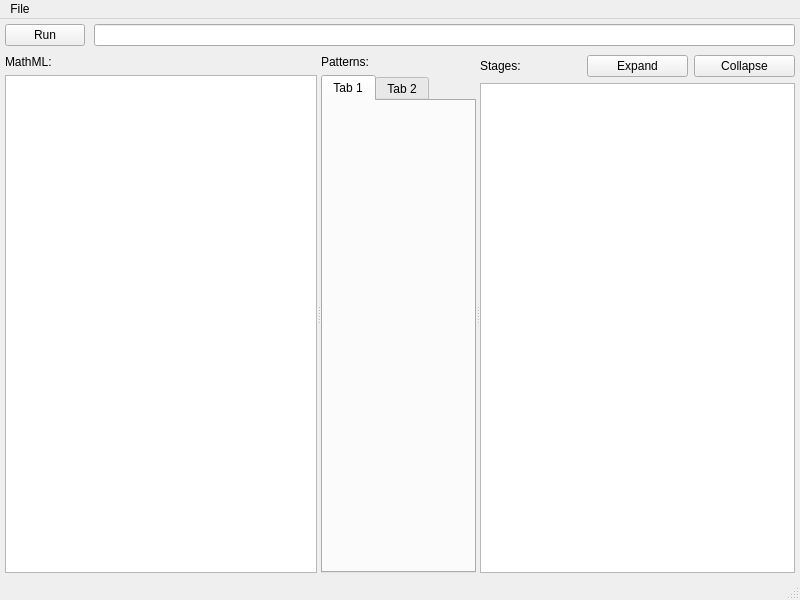
The window that src/forms/math_dev_env.ui (DinoZAR/CentralAccessReader) describes before a commit, drawn with Qt 5.
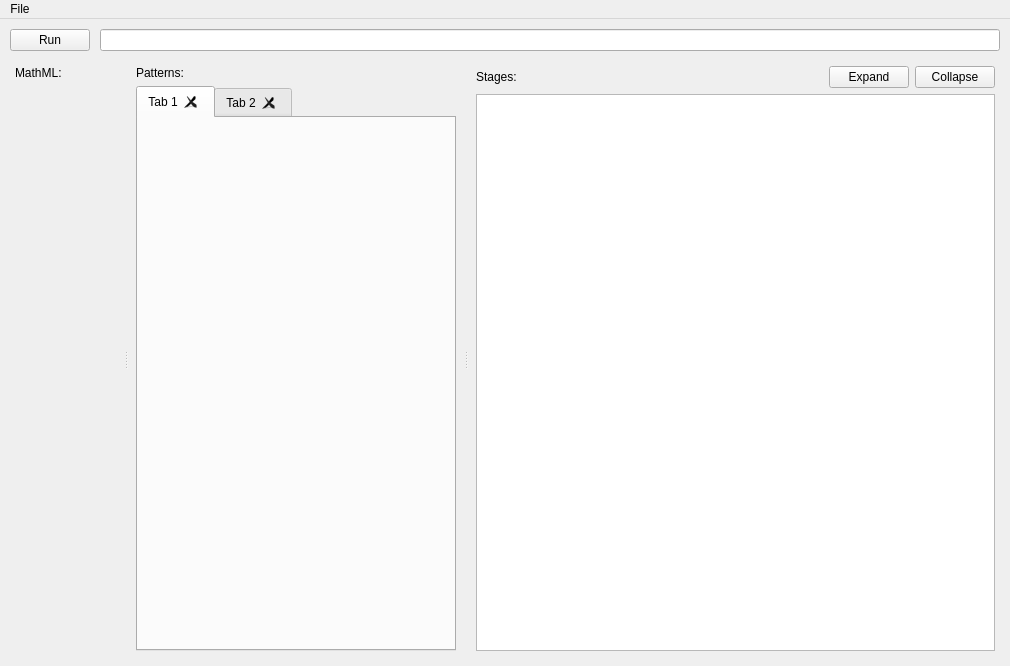
The same window after the commit. Custom widgets are drawn as their Qt base class.

Commit message: Added the basic pattern editors and the MathML editor, which renders the math equation! It's pretty cool.

```diff
--- a/src/forms/math_dev_env.ui
+++ b/src/forms/math_dev_env.ui
@@ -6,8 +6,8 @@
    <rect>
     <x>0</x>
     <y>0</y>
-    <width>800</width>
-    <height>600</height>
+    <width>1010</width>
+    <height>666</height>
    </rect>
   </property>
   <property name="windowTitle">
@@ -16,13 +16,13 @@
   <widget class="QWidget" name="centralwidget">
    <layout class="QVBoxLayout" name="verticalLayout_4" stretch="0,1">
     <property name="spacing">
-     <number>9</number>
+     <number>10</number>
     </property>
     <property name="margin">
-     <number>5</number>
+     <number>10</number>
     </property>
     <item>
-     <layout class="QHBoxLayout" name="horizontalLayout">
+     <layout class="QHBoxLayout" name="horizontalLayout" stretch="0,1">
       <item>
        <widget class="QPushButton" name="pushButton_2">
         <property name="text">
@@ -40,12 +40,21 @@
       <property name="orientation">
        <enum>Qt::Horizontal</enum>
       </property>
+      <property name="handleWidth">
+       <number>10</number>
+      </property>
       <widget class="QSplitter" name="splitter">
        <property name="orientation">
         <enum>Qt::Horizontal</enum>
        </property>
-       <widget class="QWidget" name="">
-        <layout class="QVBoxLayout" name="verticalLayout_3">
+       <property name="handleWidth">
+        <number>10</number>
+       </property>
+       <widget class="QWidget" name="layoutWidget">
+        <layout class="QVBoxLayout" name="verticalLayout_3" stretch="0,1">
+         <property name="margin">
+          <number>5</number>
+         </property>
          <item>
           <widget class="QLabel" name="label_3">
            <property name="text">
@@ -54,12 +63,15 @@
           </widget>
          </item>
          <item>
-          <widget class="QPlainTextEdit" name="plainTextEdit"/>
+          <widget class="MathMLEditor" name="mathmlEditor" native="true"/>
          </item>
         </layout>
        </widget>
-       <widget class="QWidget" name="">
+       <widget class="QWidget" name="layoutWidget">
         <layout class="QVBoxLayout" name="verticalLayout_2">
+         <property name="margin">
+          <number>5</number>
+         </property>
          <item>
           <widget class="QLabel" name="label_2">
            <property name="text">
@@ -68,7 +80,16 @@
           </widget>
          </item>
          <item>
-          <widget class="QTabWidget" name="tabWidget">
+          <widget class="QTabWidget" name="patternTabs">
+           <property name="currentIndex">
+            <number>0</number>
+           </property>
+           <property name="tabsClosable">
+            <bool>true</bool>
+           </property>
+           <property name="movable">
+            <bool>true</bool>
+           </property>
            <widget class="QWidget" name="tab">
             <attribute name="title">
              <string>Tab 1</string>
@@ -84,8 +105,11 @@
         </layout>
        </widget>
       </widget>
-      <widget class="QWidget" name="">
+      <widget class="QWidget" name="layoutWidget">
        <layout class="QVBoxLayout" name="verticalLayout">
+        <property name="margin">
+         <number>5</number>
+        </property>
         <item>
          <layout class="QHBoxLayout" name="horizontalLayout_2">
           <item>
@@ -96,7 +120,20 @@
            </widget>
           </item>
           <item>
-           <widget class="QPushButton" name="pushButton">
+           <spacer name="horizontalSpacer">
+            <property name="orientation">
+             <enum>Qt::Horizontal</enum>
+            </property>
+            <property name="sizeHint" stdset="0">
+             <size>
+              <width>40</width>
+              <height>20</height>
+             </size>
+            </property>
+           </spacer>
+          </item>
+          <item>
+           <widget class="QPushButton" name="expandButton">
             <property name="text">
              <string>Expand</string>
             </property>
@@ -134,7 +171,7 @@
     <rect>
      <x>0</x>
      <y>0</y>
-     <width>800</width>
+     <width>1010</width>
      <height>21</height>
     </rect>
    </property>
@@ -147,8 +184,7 @@
    </widget>
    <addaction name="menuFile"/>
   </widget>
-  <widget class="QStatusBar" name="statusbar"/>
-  <action name="actionOpen">
+  <action name="actionOpen_Pattern">
    <property name="text">
     <string>Open Pattern</string>
    </property>
@@ -159,6 +195,14 @@
    </property>
   </action>
  </widget>
+ <customwidgets>
+  <customwidget>
+   <class>MathMLEditor</class>
+   <extends>QWidget</extends>
+   <header>gui.mathml_editor</header>
+   <container>1</container>
+  </customwidget>
+ </customwidgets>
  <resources/>
  <connections/>
 </ui>
```
Left out of the diff: 52 changed lines with no effect on the pictures. The commit also changes 10 other files.
